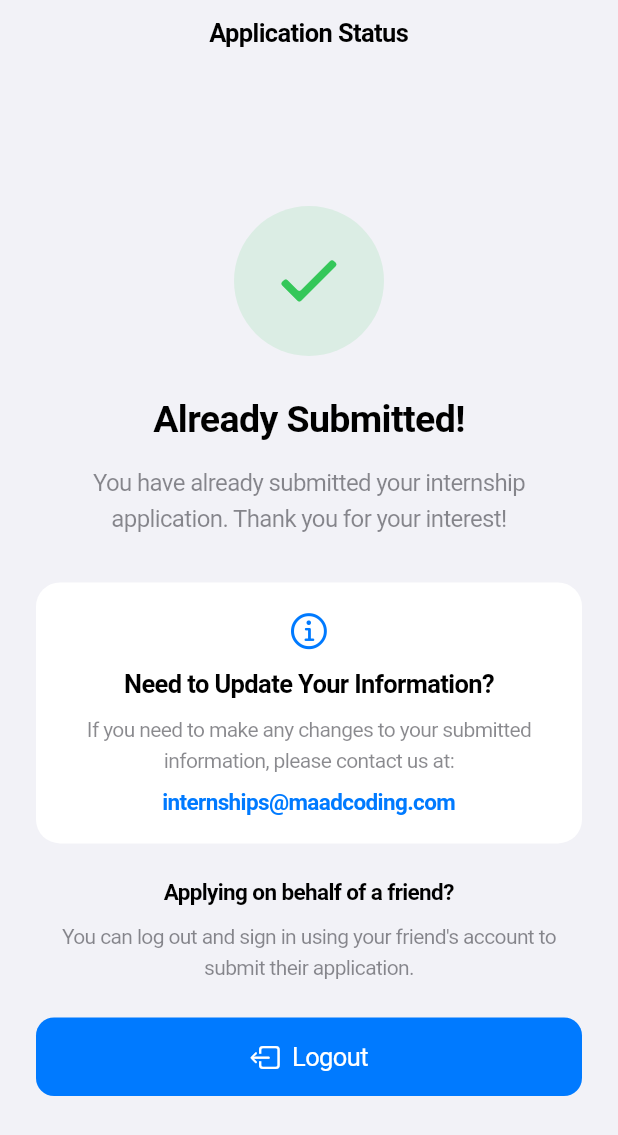
After one commit to AhmedMaad/Authenticator, a Flutter app: the AlreadySubmittedPage screen opened directly, on a phone screen of 412 x 824 dp. The commit adds this screen. Shown: the top 1135 px of the screen. Run offline on Flutter 3.47's test engine with Material 3 defaults, Android fonts, the phone set to English and light mode, and no system bars; our stand-ins replace cloud_firestore, cupertino_ui, firebase_auth, firebase_core; accounts and stored records are empty; generated files the repository leaves out were written again.

Commit message:
handle one time apply to internship

```diff
--- /dev/null
+++ b/final/lib/already_submitted_page.dart
@@ -0,0 +1,171 @@
+import 'package:authenticator/main.dart';
+import 'package:flutter/cupertino.dart';
+import 'package:firebase_auth/firebase_auth.dart';
+
+class AlreadySubmittedPage extends StatelessWidget {
+  const AlreadySubmittedPage({super.key});
+
+  Future<void> logout(BuildContext context) async {
+    await FirebaseAuth.instance.signOut();
+
+    if (!context.mounted) return;
+
+    Navigator.pushReplacement(
+      context,
+      CupertinoPageRoute(builder: (_) => const AuthPage()),
+    );
+  }
+
+  @override
+  Widget build(BuildContext context) {
+    return CupertinoPageScaffold(
+      backgroundColor: CupertinoColors.systemGroupedBackground,
+      navigationBar: const CupertinoNavigationBar(
+        middle: Text('Application Status'),
+        automaticallyImplyLeading: false,
+      ),
+      child: SafeArea(
+        child: Padding(
+          padding: const EdgeInsets.all(24),
+          child: Column(
+            mainAxisAlignment: MainAxisAlignment.center,
+            children: [
+              Container(
+                width: 100,
+                height: 100,
+                decoration: BoxDecoration(
+                  color: CupertinoColors.systemGreen.withValues(alpha: 0.12),
+                  shape: BoxShape.circle,
+                ),
+                child: const Icon(
+                  CupertinoIcons.checkmark_alt,
+                  size: 55,
+                  color: CupertinoColors.systemGreen,
+                ),
+              ),
+
+              const SizedBox(height: 28),
+
+              const Text(
+                'Already Submitted!',
+                textAlign: TextAlign.center,
+                style: TextStyle(
+                  fontSize: 25,
+                  fontWeight: FontWeight.bold,
+                  color: CupertinoColors.label,
+                ),
+              ),
+
+              const SizedBox(height: 14),
+
+              const Text(
+                'You have already submitted your internship '
+                'application. Thank you for your interest!',
+                textAlign: TextAlign.center,
+                style: TextStyle(
+                  fontSize: 16,
+                  height: 1.5,
+                  color: CupertinoColors.secondaryLabel,
+                ),
+              ),
+
+              const SizedBox(height: 32),
+
+              Container(
+                width: double.infinity,
+                padding: const EdgeInsets.all(18),
+                decoration: BoxDecoration(
+                  color: CupertinoColors.secondarySystemGroupedBackground,
+                  borderRadius: BorderRadius.circular(16),
+                ),
+                child: Column(
+                  children: [
+                    const Icon(
+                      CupertinoIcons.info_circle,
+                      size: 28,
+                      color: CupertinoColors.activeBlue,
+                    ),
+
+                    const SizedBox(height: 12),
+
+                    const Text(
+                      'Need to Update Your Information?',
+                      textAlign: TextAlign.center,
+                      style: TextStyle(
+                        fontSize: 17,
+                        fontWeight: FontWeight.w600,
+                      ),
+                    ),
+
+                    const SizedBox(height: 8),
+
+                    const Text(
+                      'If you need to make any changes to your '
+                      'submitted information, please contact us at:',
+                      textAlign: TextAlign.center,
+                      style: TextStyle(
+                        fontSize: 14,
+                        height: 1.5,
+                        color: CupertinoColors.secondaryLabel,
+                      ),
+                    ),
+
+                    const SizedBox(height: 10),
+
+                    const Text(
+                      'internships@maadcoding.com',
+                      style: TextStyle(
+                        fontSize: 15,
+                        fontWeight: FontWeight.w600,
+                        color: CupertinoColors.activeBlue,
+                      ),
+                    ),
+                  ],
+                ),
+              ),
+
+              const SizedBox(height: 24),
+
+              const Text(
+                'Applying on behalf of a friend?',
+                style: TextStyle(fontSize: 15, fontWeight: FontWeight.w600),
+              ),
+
+              const SizedBox(height: 8),
+
+              const Text(
+                'You can log out and sign in using your friend\'s '
+                'account to submit their application.',
+                textAlign: TextAlign.center,
+                style: TextStyle(
+                  fontSize: 14,
+                  height: 1.5,
+                  color: CupertinoColors.secondaryLabel,
+                ),
+              ),
+
+              const SizedBox(height: 24),
+
+              SizedBox(
+                width: double.infinity,
+                child: CupertinoButton.filled(
+                  onPressed: () => logout(context),
+                  padding: const EdgeInsets.symmetric(vertical: 16),
+                  borderRadius: BorderRadius.circular(12),
+                  child: const Row(
+                    mainAxisAlignment: MainAxisAlignment.center,
+                    children: [
+                      Icon(CupertinoIcons.square_arrow_left),
+                      SizedBox(width: 8),
+                      Text('Logout'),
+                    ],
+                  ),
+                ),
+              ),
+            ],
+          ),
+        ),
+      ),
+    );
+  }
+}
--- a/final/lib/main.dart
+++ b/final/lib/main.dart
@@ -1,7 +1,9 @@
+import 'package:cloud_firestore/cloud_firestore.dart';
 import 'package:cupertino_ui/cupertino_ui.dart';
 import 'package:firebase_auth/firebase_auth.dart';
 import 'package:firebase_core/firebase_core.dart';
 
+import 'already_submitted_page.dart';
 import 'firebase_options.dart';
 import 'form_page.dart';
 
@@ -58,7 +60,8 @@ class _AuthPageState extends State<AuthPage> {
   void showMessage(String message) {
     showCupertinoDialog(
       context: context,
-      builder: (context) => CupertinoAlertDialog(
+      builder: (context) =>
+          CupertinoAlertDialog(
             content: Text(message),
             actions: [
               CupertinoDialogAction(
@@ -380,13 +383,9 @@ class _AuthPageState extends State<AuthPage> {
         password: password,
       );
       if (credential.user!.emailVerified) {
-        if (mounted) {
-          Navigator.pushReplacement(
-            context,
-            CupertinoPageRoute(builder: (_) => FormPage()),
-          );
+        getUser();
       }
-      } else {
+      else {
         showMessage('Verify your email first!');
       }
     } on FirebaseAuthException catch (e) {
@@ -416,4 +415,21 @@ class _AuthPageState extends State<AuthPage> {
       });
     }
   }
+
+  Future<void> getUser() async {
+    var document = await FirebaseFirestore.instance
+        .collection('trainees')
+        .doc(FirebaseAuth.instance.currentUser?.uid)
+        .get();
+
+    if (!mounted) return;
+
+    Navigator.pushReplacement(
+      context,
+      CupertinoPageRoute(
+          builder: (_) => document.exists ? AlreadySubmittedPage() : FormPage()
+      ),
+    );
   }
+
+}
```
Lines whose indentation alone changed are shown as unchanged.
